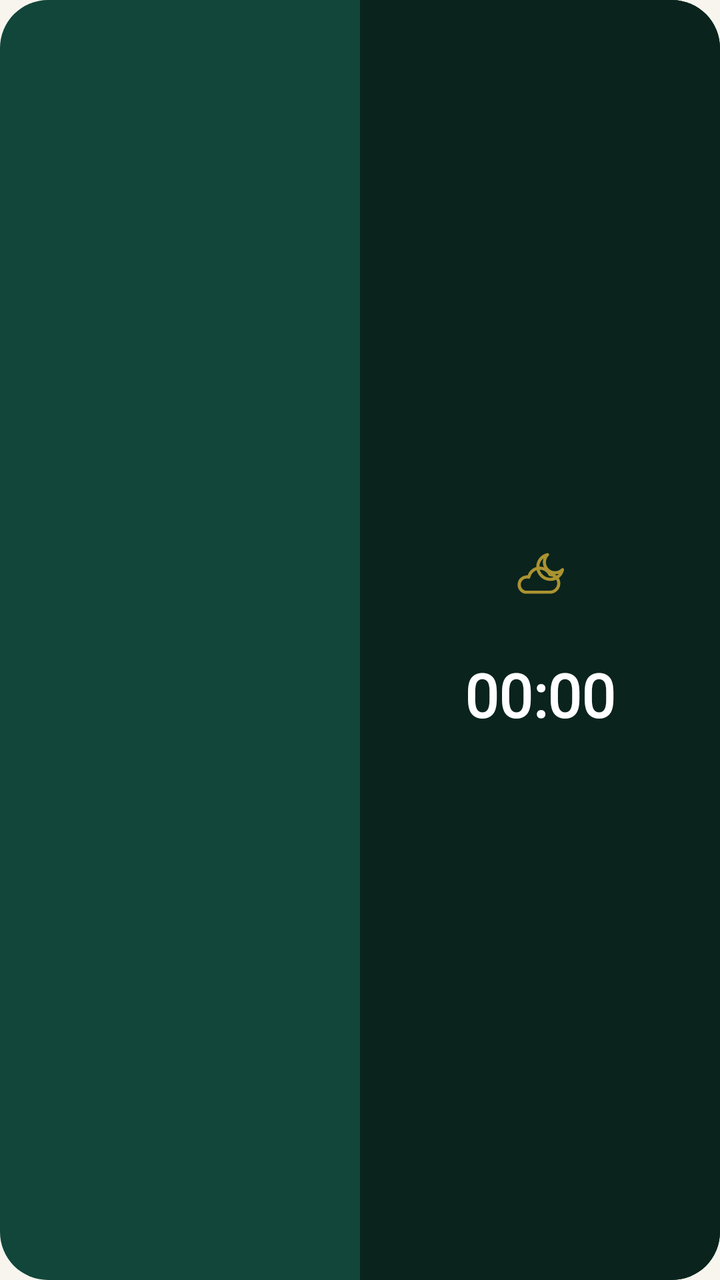
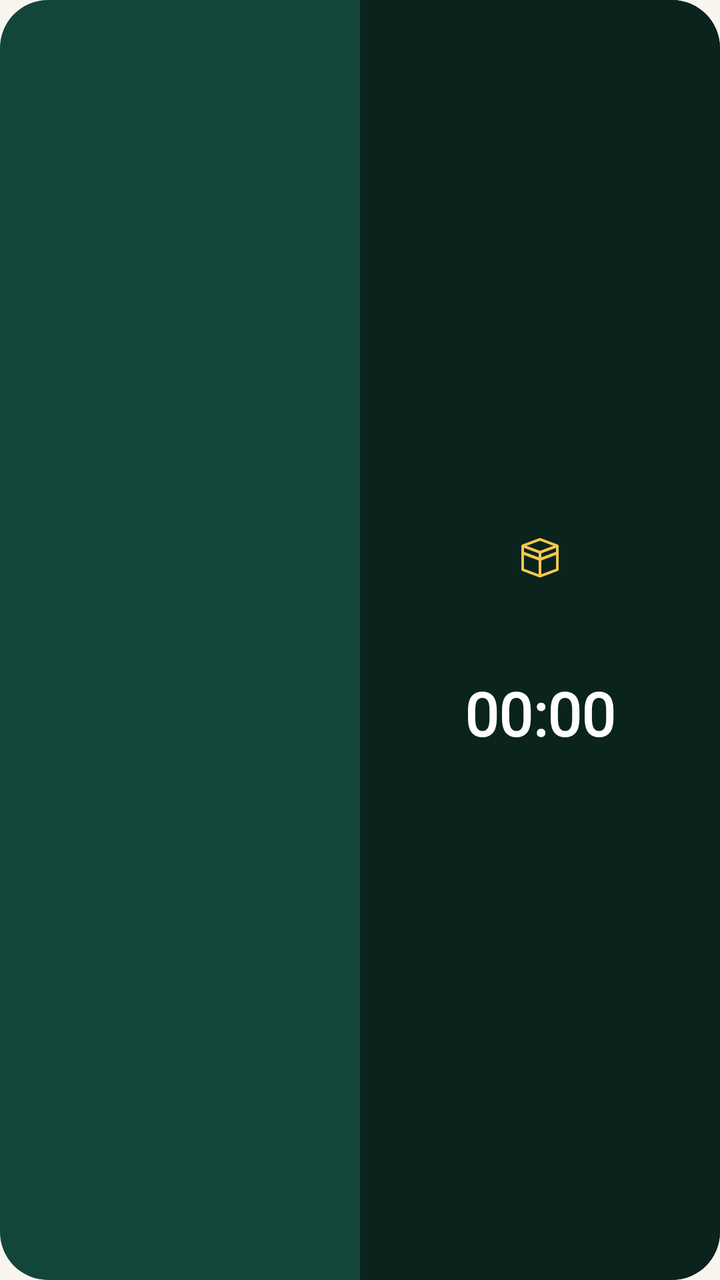

Compare the two renders of this Android layout. The source of the first and the diff that turns it into the second are given below.
<!-- AndroidManifest.xml: application theme SahlTheme -->
<!-- res/layout/widget_khatmah.xml -->
<LinearLayout xmlns:android="http://schemas.android.com/apk/res/android"
    android:id="@+id/root" android:layout_width="match_parent" android:layout_height="match_parent"
    android:orientation="horizontal" android:layoutDirection="ltr" android:background="@drawable/kh_left_bg">
    <LinearLayout android:id="@+id/listSide" android:layout_width="0dp" android:layout_height="match_parent" android:layout_weight="1"
        android:orientation="vertical" android:paddingLeft="16dp" android:paddingRight="16dp" android:paddingTop="6dp" android:paddingBottom="6dp">
        <LinearLayout android:layout_width="match_parent" android:layout_height="0dp" android:layout_weight="1" android:gravity="center_vertical">
            <TextView android:id="@+id/l0" android:fontFamily="@font/thmanyah" android:layout_width="0dp" android:layout_height="wrap_content" android:layout_weight="1"
                android:gravity="left" android:textColor="#FFFFFF" android:textSize="15sp" android:textStyle="bold" android:maxLines="1"/>
            <TextView android:id="@+id/r0" android:fontFamily="@font/thmanyah" android:layout_width="0dp" android:layout_height="wrap_content" android:layout_weight="1"
                android:gravity="right" android:textColor="#FFFFFF" android:textSize="15sp" android:textStyle="bold" android:maxLines="1"/>
        </LinearLayout>
        <LinearLayout android:layout_width="match_parent" android:layout_height="0dp" android:layout_weight="1" android:gravity="center_vertical">
            <TextView android:id="@+id/l1" android:fontFamily="@font/thmanyah" android:layout_width="0dp" android:layout_height="wrap_content" android:layout_weight="1"
                android:gravity="left" android:textColor="#FFFFFF" android:textSize="15sp" android:textStyle="bold" android:maxLines="1"/>
            <TextView android:id="@+id/r1" android:fontFamily="@font/thmanyah" android:layout_width="0dp" android:layout_height="wrap_content" android:layout_weight="1"
                android:gravity="right" android:textColor="#FFFFFF" android:textSize="15sp" android:textStyle="bold" android:maxLines="1"/>
        </LinearLayout>
        <LinearLayout android:layout_width="match_parent" android:layout_height="0dp" android:layout_weight="1" android:gravity="center_vertical">
            <TextView android:id="@+id/l2" android:fontFamily="@font/thmanyah" android:layout_width="0dp" android:layout_height="wrap_content" android:layout_weight="1"
                android:gravity="left" android:textColor="#FFFFFF" android:textSize="15sp" android:textStyle="bold" android:maxLines="1"/>
            <TextView android:id="@+id/r2" android:fontFamily="@font/thmanyah" android:layout_width="0dp" android:layout_height="wrap_content" android:layout_weight="1"
                android:gravity="right" android:textColor="#FFFFFF" android:textSize="15sp" android:textStyle="bold" android:maxLines="1"/>
        </LinearLayout>
        <LinearLayout android:layout_width="match_parent" android:layout_height="0dp" android:layout_weight="1" android:gravity="center_vertical">
            <TextView android:id="@+id/l3" android:fontFamily="@font/thmanyah" android:layout_width="0dp" android:layout_height="wrap_content" android:layout_weight="1"
                android:gravity="left" android:textColor="#FFFFFF" android:textSize="15sp" android:textStyle="bold" android:maxLines="1"/>
            <TextView android:id="@+id/r3" android:fontFamily="@font/thmanyah" android:layout_width="0dp" android:layout_height="wrap_content" android:layout_weight="1"
                android:gravity="right" android:textColor="#FFFFFF" android:textSize="15sp" android:textStyle="bold" android:maxLines="1"/>
        </LinearLayout>
        <LinearLayout android:layout_width="match_parent" android:layout_height="0dp" android:layout_weight="1" android:gravity="center_vertical">
            <TextView android:id="@+id/l4" android:fontFamily="@font/thmanyah" android:layout_width="0dp" android:layout_height="wrap_content" android:layout_weight="1"
                android:gravity="left" android:textColor="#FFFFFF" android:textSize="15sp" android:textStyle="bold" android:maxLines="1"/>
            <TextView android:id="@+id/r4" android:fontFamily="@font/thmanyah" android:layout_width="0dp" android:layout_height="wrap_content" android:layout_weight="1"
                android:gravity="right" android:textColor="#FFFFFF" android:textSize="15sp" android:textStyle="bold" android:maxLines="1"/>
        </LinearLayout>
        <LinearLayout android:layout_width="match_parent" android:layout_height="0dp" android:layout_weight="1" android:gravity="center_vertical">
            <TextView android:id="@+id/l5" android:fontFamily="@font/thmanyah" android:layout_width="0dp" android:layout_height="wrap_content" android:layout_weight="1"
                android:gravity="left" android:textColor="#FFFFFF" android:textSize="15sp" android:textStyle="bold" android:maxLines="1"/>
            <TextView android:id="@+id/r5" android:fontFamily="@font/thmanyah" android:layout_width="0dp" android:layout_height="wrap_content" android:layout_weight="1"
                android:gravity="right" android:textColor="#FFFFFF" android:textSize="15sp" android:textStyle="bold" android:maxLines="1"/>
        </LinearLayout>
    </LinearLayout>
    <LinearLayout android:id="@+id/panel" android:layout_width="0dp" android:layout_height="match_parent" android:layout_weight="1"
        android:orientation="vertical" android:gravity="center" android:background="@drawable/kh_right_bg" android:padding="8dp">
        <ImageView android:layout_width="30dp" android:layout_height="30dp" android:src="@drawable/ic_moon_cloud" android:alpha="0.8"/>
        <TextView android:id="@+id/remain" android:fontFamily="@font/thmanyah" android:layout_width="wrap_content" android:layout_height="wrap_content"
            android:textColor="@color/w_gold" android:textSize="17sp" android:textStyle="bold" android:layout_marginTop="2dp" android:maxLines="1"/>
        <Chronometer android:id="@+id/countdown" android:fontFamily="@font/thmanyah" android:layout_width="wrap_content" android:layout_height="wrap_content"
            android:textColor="#FFFFFF" android:textSize="30sp" android:textStyle="bold"/>
    </LinearLayout>
</LinearLayout>
<!-- resources referenced by this layout -->
<resources>
  <color name="w_gold">#F5C84C</color>
  <!-- drawable ic_moon_cloud (drawable) -->
  <vector xmlns:android="http://schemas.android.com/apk/res/android" android:width="48dp" android:height="48dp" android:viewportWidth="48" android:viewportHeight="48">
      <path android:strokeColor="#D4AF37" android:strokeWidth="2.5" android:fillColor="#00000000" android:strokeLineJoin="round"
          android:pathData="M30,8a10,10 0,1 0,12 12a8,8 0,0 1,-12 -12z"/>
      <path android:strokeColor="#D4AF37" android:strokeWidth="2.5" android:fillColor="#00000000" android:strokeLineJoin="round"
          android:pathData="M12,38h20a7,7 0,0 0,0 -14a9,9 0,0 0,-17 2a6,6 0,0 0,-3 12z"/>
  </vector>
  <!-- drawable kh_left_bg (drawable) -->
  <shape xmlns:android="http://schemas.android.com/apk/res/android">
      <solid android:color="@color/w_left"/><corners android:radius="24dp"/>
  </shape>
  <!-- drawable kh_right_bg (drawable) -->
  <shape xmlns:android="http://schemas.android.com/apk/res/android">
      <solid android:color="@color/w_right"/>
      <corners android:topRightRadius="24dp" android:bottomRightRadius="24dp" android:topLeftRadius="0dp" android:bottomLeftRadius="0dp"/>
  </shape>
  <style name="SahlTheme" parent="android:Theme.Material.Light.NoActionBar">
          <item name="android:colorPrimary">@color/emerald</item>
          <item name="android:colorAccent">@color/gold</item>
          <item name="android:windowBackground">@color/bg</item>
          <item name="android:statusBarColor">@color/emerald_dark</item>
      </style>
  <color name="w_left">#12463A</color>
  <color name="w_right">#0A231D</color>
  <color name="emerald">#0B5D4B</color>
  <color name="gold">#D4AF37</color>
  <color name="bg">#F7F5EE</color>
  <color name="emerald_dark">#073D32</color>
</resources>

<!-- the commit's change to res/layout/widget_khatmah.xml (unified diff, before → after) -->
@@ -42,7 +42,9 @@
     </LinearLayout>
     <LinearLayout android:id="@+id/panel" android:layout_width="0dp" android:layout_height="match_parent" android:layout_weight="1"
         android:orientation="vertical" android:gravity="center" android:background="@drawable/kh_right_bg" android:padding="8dp">
-        <ImageView android:layout_width="30dp" android:layout_height="30dp" android:src="@drawable/ic_moon_cloud" android:alpha="0.8"/>
+        <ImageView android:id="@+id/qibla" android:layout_width="30dp" android:layout_height="30dp" android:src="@drawable/ic_kaaba" android:padding="2dp"/>
+        <TextView android:id="@+id/hijri" android:fontFamily="@font/thmanyah" android:layout_width="wrap_content" android:layout_height="wrap_content"
+            android:textColor="#D9FFFFFF" android:textSize="12sp" android:maxLines="1" android:layout_marginTop="2dp"/>
         <TextView android:id="@+id/remain" android:fontFamily="@font/thmanyah" android:layout_width="wrap_content" android:layout_height="wrap_content"
             android:textColor="@color/w_gold" android:textSize="17sp" android:textStyle="bold" android:layout_marginTop="2dp" android:maxLines="1"/>
         <Chronometer android:id="@+id/countdown" android:fontFamily="@font/thmanyah" android:layout_width="wrap_content" android:layout_height="wrap_content"
<!-- resource entries referenced after the edit -->
@@ -1,12 +1,13 @@
 <!-- resources referenced by this layout -->
 <resources>
   <color name="w_gold">#F5C84C</color>
-  <!-- drawable ic_moon_cloud (drawable) -->
+  <!-- drawable ic_kaaba (drawable) -->
   <vector xmlns:android="http://schemas.android.com/apk/res/android" android:width="48dp" android:height="48dp" android:viewportWidth="48" android:viewportHeight="48">
-      <path android:strokeColor="#D4AF37" android:strokeWidth="2.5" android:fillColor="#00000000" android:strokeLineJoin="round"
-          android:pathData="M30,8a10,10 0,1 0,12 12a8,8 0,0 1,-12 -12z"/>
-      <path android:strokeColor="#D4AF37" android:strokeWidth="2.5" android:fillColor="#00000000" android:strokeLineJoin="round"
-          android:pathData="M12,38h20a7,7 0,0 0,0 -14a9,9 0,0 0,-17 2a6,6 0,0 0,-3 12z"/>
+      <path android:fillColor="#00000000" android:strokeColor="#F5C84C" android:strokeWidth="2.5" android:strokeLineJoin="round"
+          android:pathData="M8,14L24,8L40,14L40,36L24,42L8,36Z"/>
+      <path android:fillColor="#00000000" android:strokeColor="#F5C84C" android:strokeWidth="2.5" android:strokeLineJoin="round"
+          android:pathData="M8,14L24,20L40,14M24,20L24,42"/>
+      <path android:fillColor="#F5C84C" android:pathData="M8,19L24,25L40,19L40,22L24,28L8,22Z"/>
   </vector>
   <!-- drawable kh_left_bg (drawable) -->
   <shape xmlns:android="http://schemas.android.com/apk/res/android">
